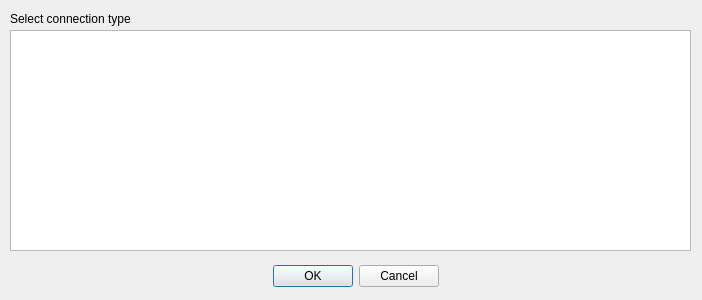
First picture: the form in src/cdlgnewconnection.ui, repository grodansparadis/vscp-works-qt, before the edit.
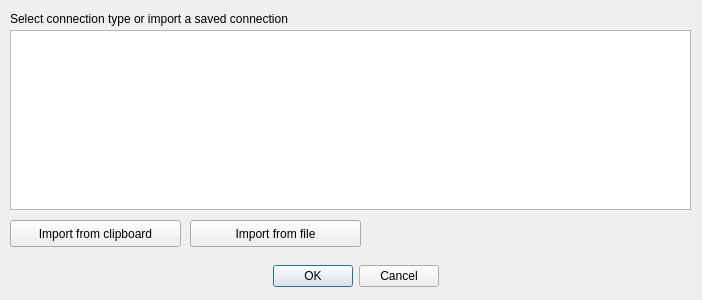
Second picture: the form after the edit.

Commit message: Now can import/save sessions from clipboard and files

```diff
--- a/src/cdlgnewconnection.ui
+++ b/src/cdlgnewconnection.ui
@@ -38,7 +38,7 @@
      <x>10</x>
      <y>30</y>
      <width>681</width>
-     <height>221</height>
+     <height>180</height>
     </rect>
    </property>
   </widget>
@@ -52,7 +52,33 @@
     </rect>
    </property>
    <property name="text">
-    <string>Select connection type</string>
+    <string>Select connection type or import a saved connection</string>
+   </property>
+  </widget>
+  <widget class="QPushButton" name="pushButtonImportClipboard">
+   <property name="geometry">
+    <rect>
+     <x>10</x>
+     <y>220</y>
+     <width>171</width>
+     <height>27</height>
+    </rect>
+   </property>
+   <property name="text">
+    <string>Import from clipboard</string>
+   </property>
+  </widget>
+  <widget class="QPushButton" name="pushButtonImportFile">
+   <property name="geometry">
+    <rect>
+     <x>190</x>
+     <y>220</y>
+     <width>171</width>
+     <height>27</height>
+    </rect>
+   </property>
+   <property name="text">
+    <string>Import from file</string>
    </property>
   </widget>
  </widget>
```
The commit also changes 5 other files.
